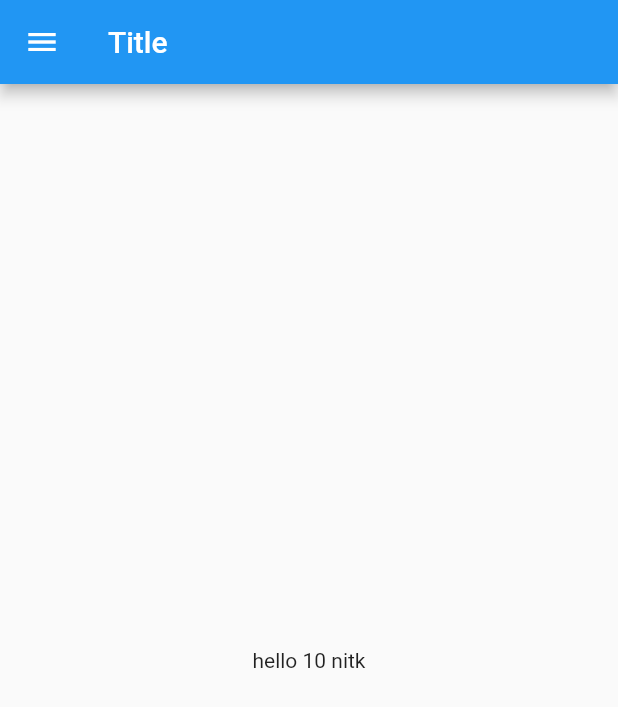
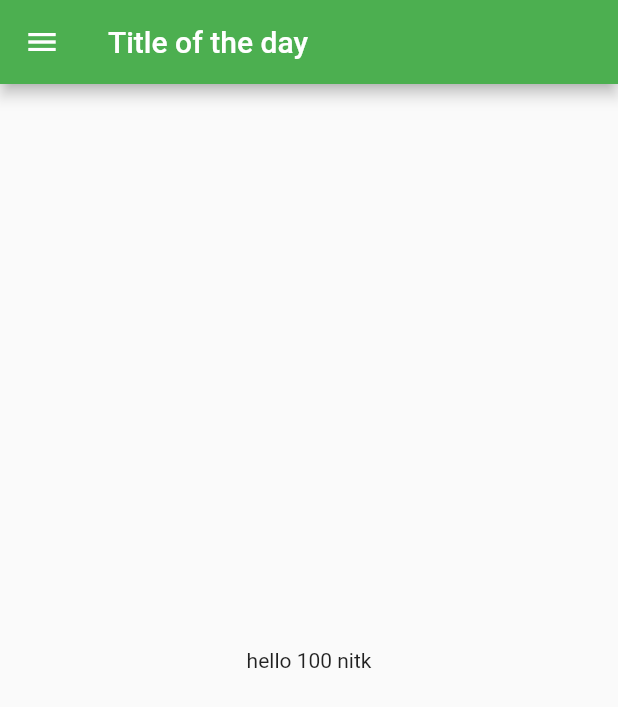
Before and after one commit to mygithublalit/sample, a Flutter app: the screen it shows after launch, on a phone screen of 412 x 824 dp. Shown: the top 707 px of the screen. Run offline on Flutter 3.47's test engine with Material 2 defaults, Android fonts, the phone set to English and light mode, and no system bars.

Commit message:
day3 completed

```diff
--- a/lib/main.dart
+++ b/lib/main.dart
@@ -1,5 +1,6 @@
 import 'package:flutter/material.dart';
-import 'package:flutter_application_1/homepage.dart';
+import 'package:flutter_application_1/pages/homepage.dart';
+import 'package:flutter_application_1/pages/loginpage.dart';
 
 void main() {
   runApp(MyApp());
@@ -11,7 +12,17 @@ class MyApp extends StatelessWidget {
   @override
   Widget build(BuildContext context) {
     return MaterialApp(
-      home: HomePage(),
+      themeMode: ThemeMode.light,
+      theme:
+          ThemeData(brightness: Brightness.light, primarySwatch: Colors.green),
+      darkTheme:
+          ThemeData(brightness: Brightness.light, primarySwatch: Colors.amber),
+      routes: {
+        "/": (context) => LoginPage(),
+        "/login": (context) => LoginPage(),
+        "/home": (context) => HomePage()
+      },
+      initialRoute: "/home",
     );
   }
 }
--- a/lib/homepage.dart
+++ b/lib/pages/homepage.dart
@@ -5,10 +5,10 @@ class HomePage extends StatelessWidget {
 
   @override
   Widget build(BuildContext context) {
-    final int age = 10;
+    final int age = 100;
     return Scaffold(
       appBar: AppBar(
-        title: Text("Title"),
+        title: Text("Title of the day"),
       ),
       body: Center(
         child: Container(
```
Also changed, not shown: lib/pages/loginpage.dart (added, +23 -0 lines).
